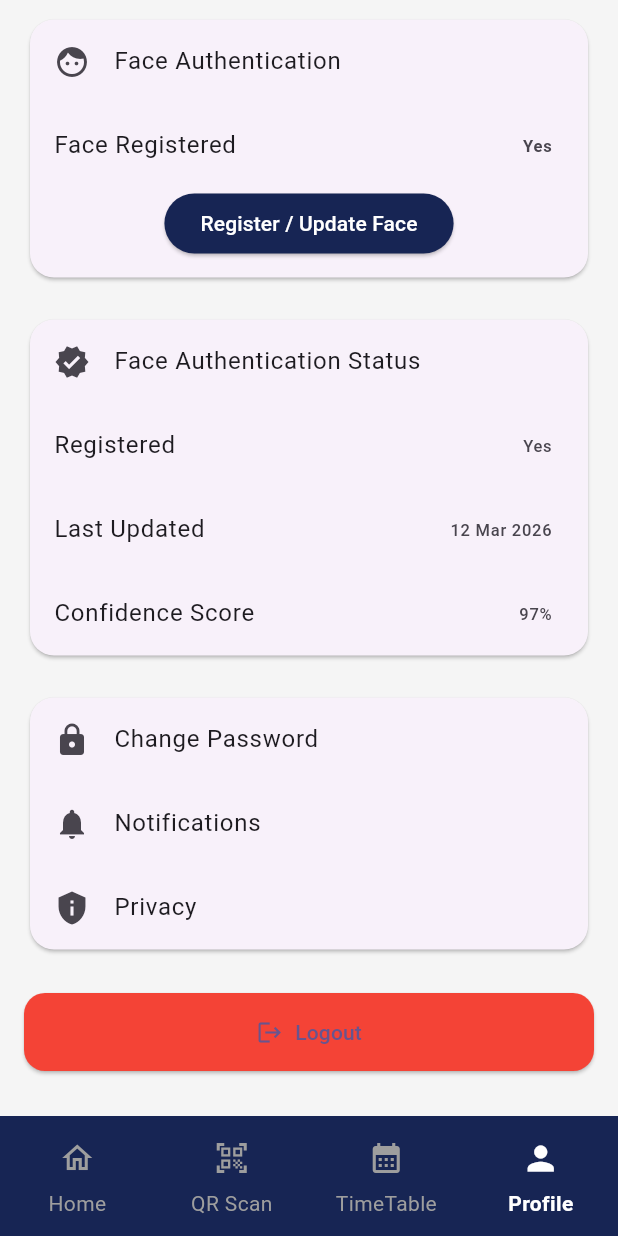
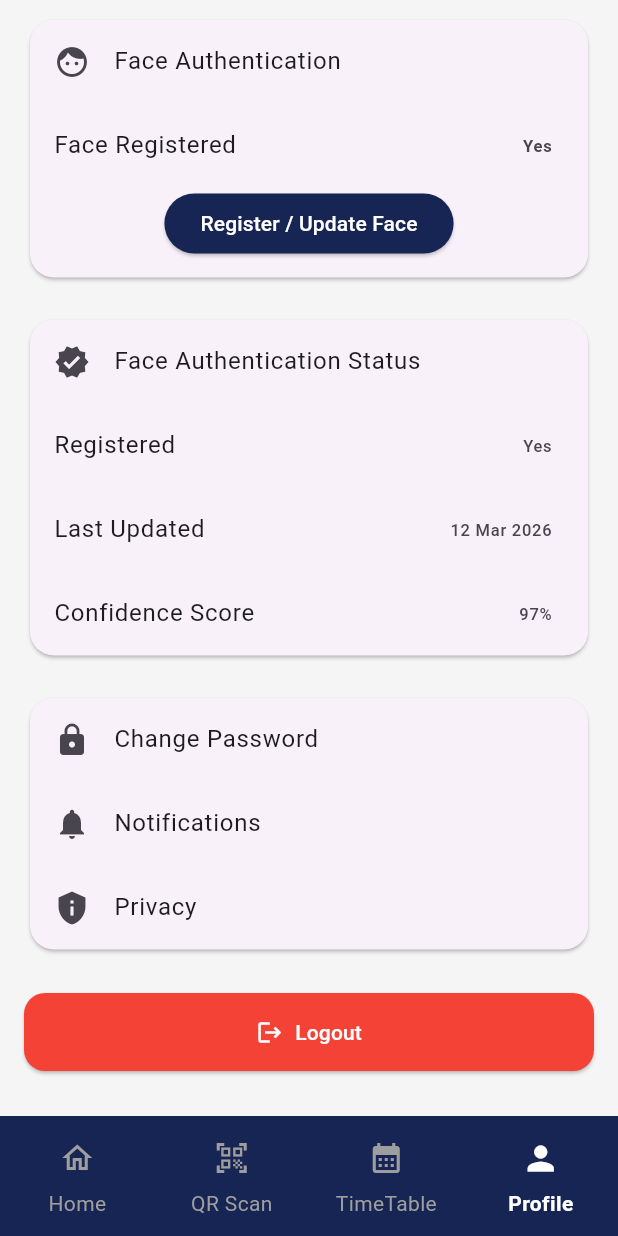
Before and after one commit to puniiith25/attendifyAI, a Flutter app: the screen it shows after launch, item 4 of the bottom bar chosen, scrolled down 352 dp, after a tap on "Logout", on a phone screen of 412 x 824 dp. Run offline on Flutter 3.47's test engine with Material 3 defaults, Android fonts, the phone set to English and light mode, and no system bars; our stand-ins replace table_calendar; network calls fail.

Commit message:
ui updated

```diff
--- a/attendify/lib/Pages/Profile.dart
+++ b/attendify/lib/Pages/Profile.dart
@@ -13,7 +13,8 @@ class Profile extends StatelessWidget {
       "branch": "Computer Science",
       "semester": "4",
       "email": "punitha@example.com",
-      "photo": "https://toipguxmufufcqlrfdcr.supabase.co/storage/v1/object/public/Students-faces/student_6_1772956064881.jpg",
+      "photo":
+          "https://toipguxmufufcqlrfdcr.supabase.co/storage/v1/object/public/Students-faces/student_123_1773168892643.jpg",
       "faceRegistered": true,
       "lastUpdated": "12 Mar 2026",
       "confidence": "97%",
@@ -202,8 +203,11 @@ class Profile extends StatelessWidget {
                     width: double.infinity,
                     child: ElevatedButton.icon(
                       onPressed: () {},
-                      icon: const Icon(Icons.logout),
-                      label: const Text("Logout"),
+                      icon: const Icon(Icons.logout, color: AppColors.white),
+                      label: const Text(
+                        "Logout",
+                        style: TextStyle(color: AppColors.white),
+                      ),
                       style: ElevatedButton.styleFrom(
                         backgroundColor: Colors.red,
                         padding: const EdgeInsets.all(16),
--- a/attendify/lib/widgets/HomePage_widgets/header.dart
+++ b/attendify/lib/widgets/HomePage_widgets/header.dart
@@ -25,7 +25,7 @@ class HeaderSection extends StatelessWidget {
             "Attendify.ai",
             style: TextStyle(
               color: AppColors.white,
-              fontSize: 22,
+              fontSize: 25,
               fontWeight: FontWeight.bold,
             ),
           ),
```
Also changed, not shown: attendify/lib/Pages/TimeTable.dart (+8 -1 lines).
